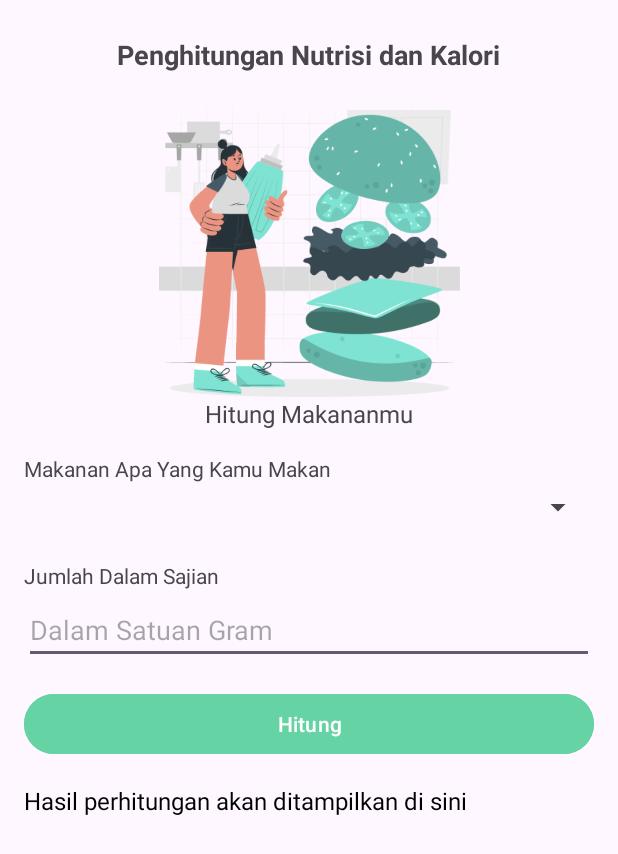
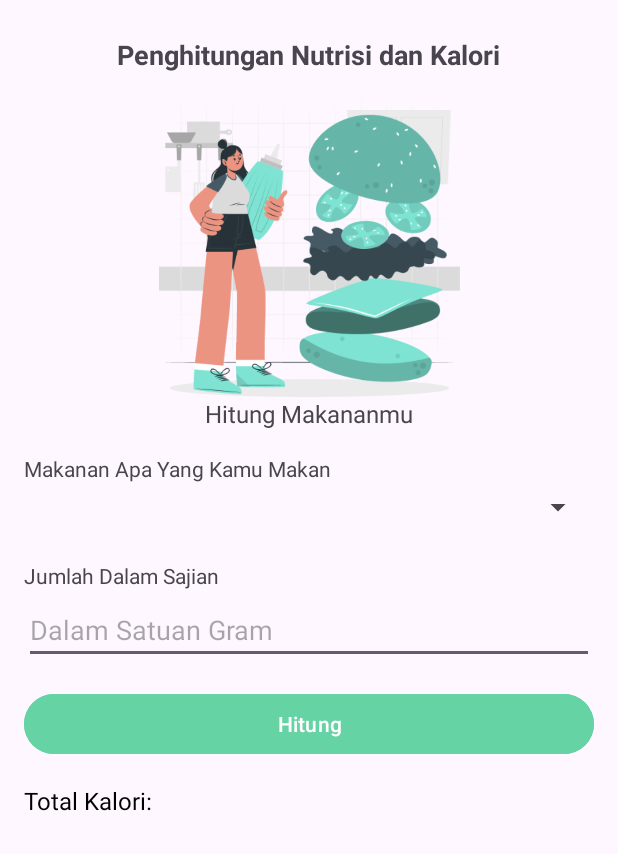
Before and after one commit to zidaneelfasya/PAM1, an Android app: the CaloriCounterActivity screen opened directly, with no data from a screen before it, on a phone screen of 412 x 824 dp. Shown: the top 854 px of the screen. Run offline under Robolectric (Android 15) with nearby library versions, the phone set to English and light mode, and no system bars; our stand-ins replace Firebase (no records; nobody signed in at launch, a user with empty details on screens opened directly).

Commit message:
EditTextView

```diff
--- a/app/src/main/java/com/example/projekpam/CaloriCounterActivity.java
+++ b/app/src/main/java/com/example/projekpam/CaloriCounterActivity.java
@@ -98,7 +98,7 @@ public class CaloriCounterActivity extends AppCompatActivity {
         Double kaloriPerGram = makananKaloriMap.get(makanan);
         if (kaloriPerGram != null) {
             double totalKalori = kaloriPerGram * berat;
-            textViewHasil.setText("Total Kalori: " + totalKalori);
+            textViewHasil.setText("Total Kalori: " + totalKalori + " kcal");
         } else {
             Toast.makeText(this, "Data kalori tidak tersedia", Toast.LENGTH_SHORT).show();
         }
--- a/app/src/main/res/layout/activity_calori_counter.xml
+++ b/app/src/main/res/layout/activity_calori_counter.xml
@@ -75,9 +75,9 @@
         android:id="@+id/textViewHasil"
         android:layout_width="wrap_content"
         android:layout_height="wrap_content"
-        android:text="Hasil perhitungan akan ditampilkan di sini"
+        android:textColorHint="@color/black"
+        android:hint="Total Kalori:"
         android:paddingTop="16dp"
-        android:textSize="16sp"
-        android:textColor="@android:color/black" />
+        android:textSize="16sp" />
 
 </LinearLayout>
```
Also changed, not shown: app/src/main/AndroidManifest.xml (+10 -9 lines), app/src/main/res/values/strings.xml (line endings or trailing spaces).
